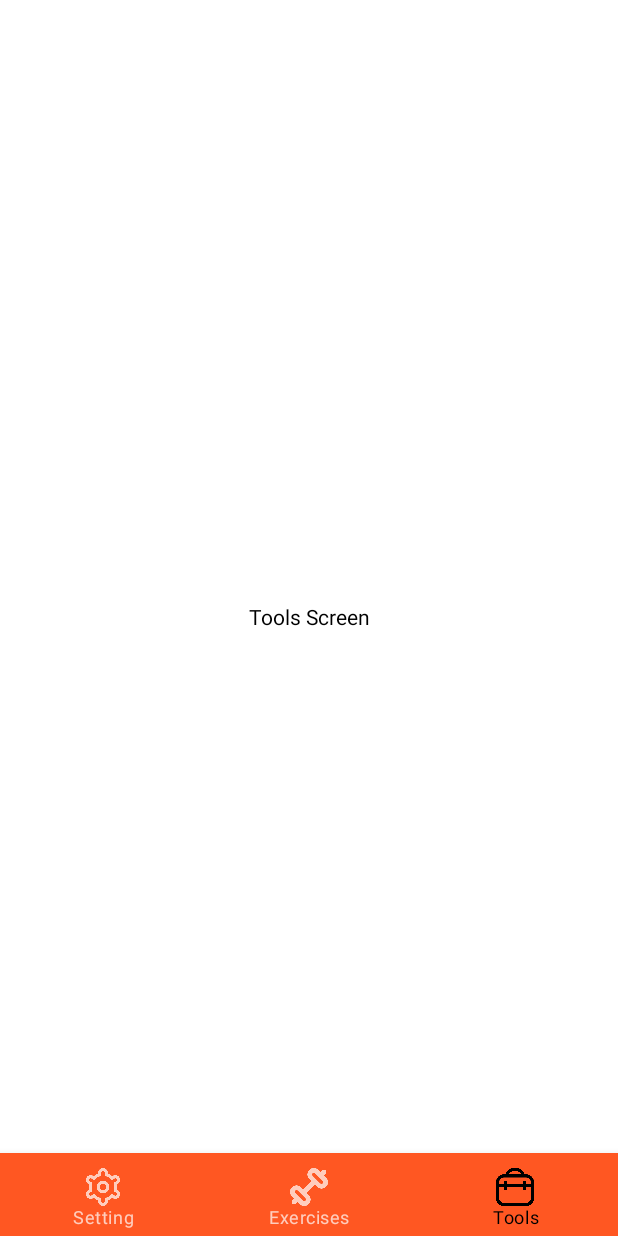
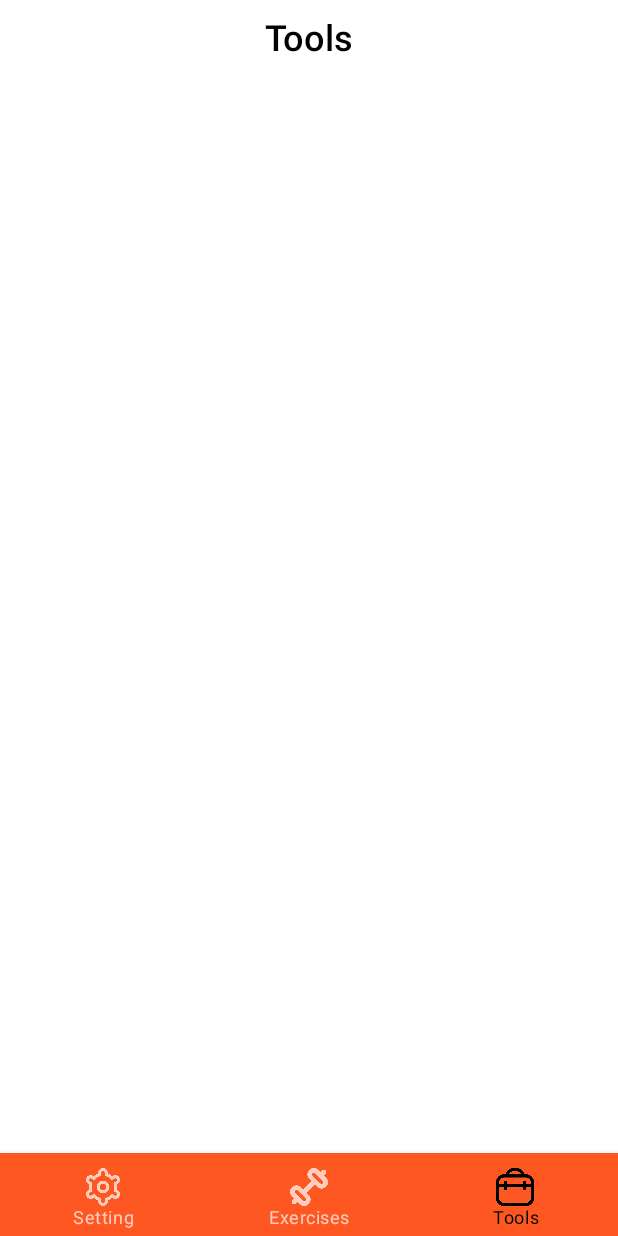
Before and after one commit to abdallahalnagar188/GymForce, an Android app built with Jetpack Compose: the screen it shows after launch (MainActivity), item 3 of the bottom bar chosen, on a phone screen of 412 x 824 dp. Run offline under Robolectric (Android 15) with nearby library versions, the phone set to English and light mode, and no system bars.

Commit message:
Tools Screen v1

```diff
--- a/app/src/main/java/com/example/gymforce/navigation/NavigationGraph.kt
+++ b/app/src/main/java/com/example/gymforce/navigation/NavigationGraph.kt
@@ -34,7 +34,7 @@ fun NavigationGraph(navController: NavHostController) {
         composable(
             route = "TrainingDetails/{trainingDetailsName}",
             arguments = listOf(
-                navArgument("trainingDetailsName")
+                navArgument("trainingDetailsName",)
                 {
                     type = NavType.StringType
                 }
--- a/app/src/main/java/com/example/gymforce/screens/tools/ToolsContent.kt
+++ b/app/src/main/java/com/example/gymforce/screens/tools/ToolsContent.kt
@@ -1,10 +1,8 @@
 package com.example.gymforce.screens.tools
 
 
-import androidx.compose.foundation.layout.Arrangement
 import androidx.compose.foundation.layout.Column
 import androidx.compose.foundation.layout.fillMaxSize
-import androidx.compose.material3.Text
 import androidx.compose.runtime.Composable
 import androidx.compose.ui.Alignment
 import androidx.compose.ui.Modifier
@@ -14,10 +12,8 @@ import androidx.navigation.NavHostController
 fun ToolsContent(navHostController: NavHostController) {
     Column(
         modifier = Modifier.fillMaxSize(),
-        verticalArrangement = Arrangement.Center,
-        horizontalAlignment = Alignment.CenterHorizontally
+        horizontalAlignment = Alignment.CenterHorizontally,
     ) {
-        Text(text = "Tools Screen")
-
+        ToolsTopBAr()
     }
 }
--- /dev/null
+++ b/app/src/main/java/com/example/gymforce/screens/tools/ToolsTopBAr.kt
@@ -0,0 +1,35 @@
+package com.example.gymforce.screens.tools
+
+import androidx.compose.foundation.layout.Arrangement
+import androidx.compose.foundation.layout.Row
+import androidx.compose.foundation.layout.fillMaxWidth
+import androidx.compose.foundation.layout.padding
+import androidx.compose.material3.Text
+import androidx.compose.runtime.Composable
+import androidx.compose.ui.Alignment
+import androidx.compose.ui.Modifier
+import androidx.compose.ui.graphics.Color
+import androidx.compose.ui.text.font.FontFamily
+import androidx.compose.ui.text.font.FontWeight
+import androidx.compose.ui.unit.dp
+import androidx.compose.ui.unit.sp
+
+@Composable
+fun ToolsTopBAr() {
+    Row(
+        modifier = Modifier.fillMaxWidth().padding(12.dp),
+        verticalAlignment = Alignment.Top,
+        horizontalArrangement = Arrangement.Center
+    ) {
+
+        Text(
+            text = "Tools",
+            color = Color.Black,
+            fontFamily = FontFamily.Default,
+            fontSize = 24.sp,
+            fontWeight = FontWeight.Medium,
+            modifier = Modifier
+
+        )
+    }
+}
--- a/app/src/main/java/com/example/gymforce/screens/type/TrainingTypeLazyColumn.kt
+++ b/app/src/main/java/com/example/gymforce/screens/type/TrainingTypeLazyColumn.kt
@@ -9,7 +9,6 @@ import androidx.compose.ui.unit.dp
 import androidx.navigation.NavHostController
 import com.example.gymforce.R
 import com.example.gymforce.models.TrainingTypeItem
-import com.example.gymforce.screens.Exercises.TrainingCard
 
 @Composable
 fun TrainingTypeLazyColumn(navHostController: NavHostController) {
@@ -20,8 +19,6 @@ fun TrainingTypeLazyColumn(navHostController: NavHostController) {
         TrainingTypeItem(R.drawable.chest,"Training d"),
         TrainingTypeItem(R.drawable.chest,"Training e"),
         TrainingTypeItem(R.drawable.chest,"Training f")
-
-
     )
     LazyColumn (
         modifier = Modifier
```
Also changed, not shown: app/src/main/java/com/example/gymforce/screens/tools/ToolsCard.kt (added, +11 -0 lines), app/src/main/java/com/example/gymforce/screens/tools/ToolsLazyColumn.kt (added, +21 -0 lines).
